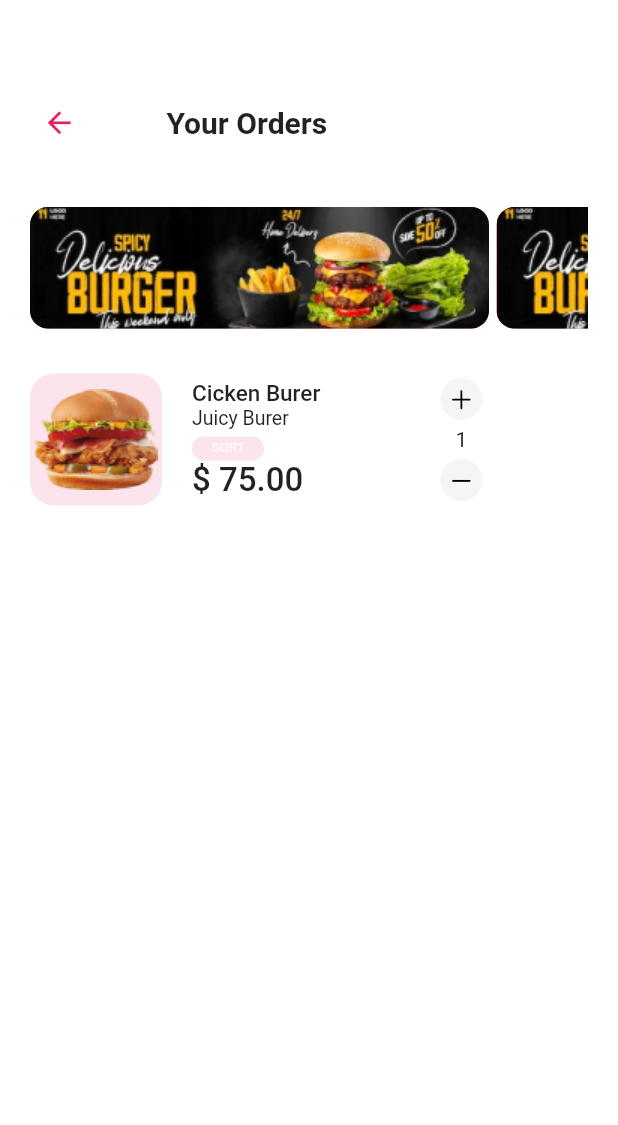
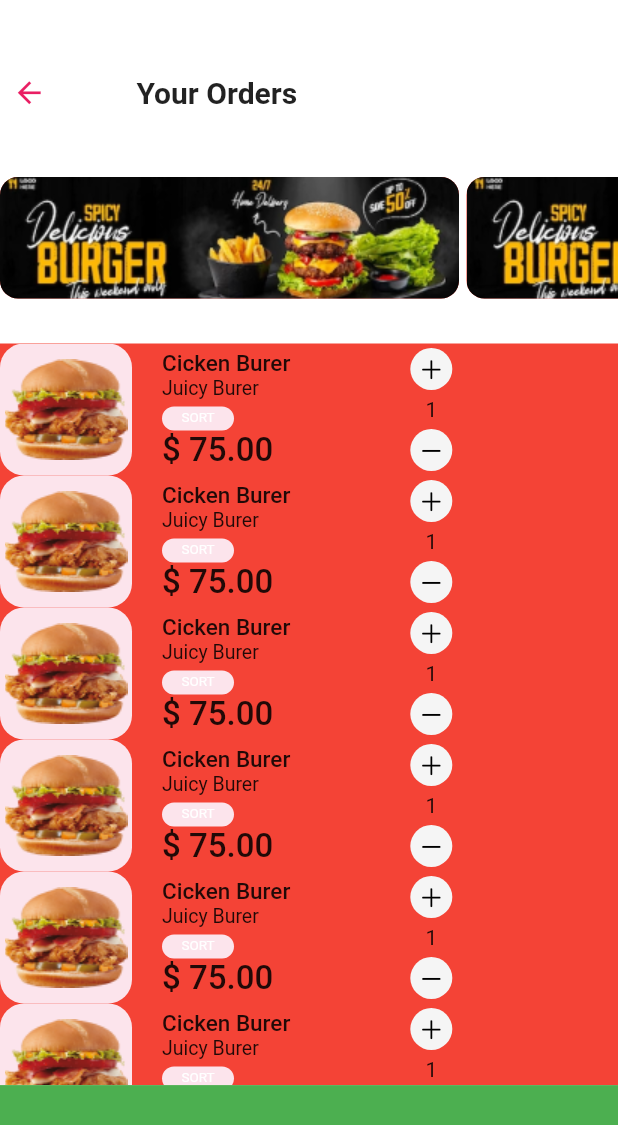
Before and after one commit to bibekbajagain074/Burger-DeliveryUI-clone, a Flutter app: the MyCart screen opened directly, on a phone screen of 412 x 824 dp. Shown: the top 1125 px of the screen. Run offline on Flutter 3.47's test engine with Material 2 defaults, Android fonts, the phone set to English and light mode, and no system bars.

Commit message:
code improved

```diff
--- a/lib/screens/AddCart.dart
+++ /dev/null
@@ -1,188 +0,0 @@
-import 'package:flutter/cupertino.dart';
-import 'package:flutter/material.dart';
-
-class MyCart extends StatelessWidget {
-  const MyCart({super.key});
-
-  @override
-  Widget build(BuildContext context) {
-    return Scaffold(
-      backgroundColor: Colors.white,
-      body: Container(
-        padding: EdgeInsets.all(20),
-        height: MediaQuery.of(context).size.height,
-        width: MediaQuery.of(context).size.width,
-        child: Column(
-          children: [
-            SizedBox(
-              height: 30,
-            ),
-            Padding(
-              padding: const EdgeInsets.only(
-                top: 20,
-                left: 8,
-              ),
-              child: Row(
-                children: [
-                  Container(
-                    child: InkWell(
-                      onTap: () {
-                        Navigator.pop(context);
-                      },
-                      child: Icon(
-                        Icons.arrow_back,
-                        size: 23,
-                        color: Colors.pink,
-                      ),
-                    ),
-                  ),
-                  SizedBox(
-                    width: 60,
-                  ),
-                  Text(
-                    "Your Orders",
-                    style: TextStyle(fontSize: 20, fontWeight: FontWeight.w600),
-                  )
-                ],
-              ),
-            ),
-            SizedBox(
-              height: 45,
-            ),
-            SingleChildScrollView(
-              scrollDirection: Axis.horizontal,
-              child: Row(
-                children: [
-                  Container(
-                    width: 306,
-                    height: 81,
-                    decoration: BoxDecoration(
-                        image: DecorationImage(
-                            image: AssetImage(
-                          "images/Banner1.png",
-                        )),
-                        color: Colors.red,
-                        borderRadius: BorderRadius.circular(12)),
-                  ),
-                  SizedBox(
-                    width: 5,
-                  ),
-                  Container(
-                    width: 306,
-                    height: 81,
-                    decoration: BoxDecoration(
-                        image: DecorationImage(
-                            image: AssetImage(
-                          "images/Banner1.png",
-                        )),
-                        color: Colors.red,
-                        borderRadius: BorderRadius.circular(12)),
-                  ),
-                ],
-              ),
-            ),
-            SizedBox(
-              height: 30,
-            ),
-            Container(
-              child: Column(
-                children: [
-                  Row(
-                    children: [
-                      Container(
-                        height: 88,
-                        width: 88,
-                        decoration: BoxDecoration(
-                            image: DecorationImage(
-                                image: AssetImage(
-                              "images/B2.png",
-                            )),
-                            color: Colors.pink[50],
-                            borderRadius: BorderRadius.circular(16)),
-                      ),
-                      SizedBox(
-                        width: 20,
-                      ),
-                      Column(
-                        crossAxisAlignment: CrossAxisAlignment.start,
-                        children: [
-                          Text(
-                            "Cicken Burer",
-                            style: TextStyle(
-                                fontSize: 15, fontWeight: FontWeight.w500),
-                          ),
-                          Text(
-                            "Juicy Burer",
-                            style: TextStyle(
-                                fontSize: 13, fontWeight: FontWeight.w400),
-                          ),
-                          SizedBox(
-                            height: 5,
-                          ),
-                          Container(
-                            height: 16,
-                            width: 48,
-                            decoration: BoxDecoration(
-                                color: Colors.pink[50],
-                                borderRadius: BorderRadius.circular(48)),
-                            child: Center(
-                              child: Text(
-                                "SORT",
-                                style: TextStyle(
-                                  fontSize: 9,
-                                  fontWeight: FontWeight.w400,
-                                  color: Colors.white,
-                                ),
-                              ),
-                            ),
-                          ),
-                          Text(
-                            "\$ 75.00",
-                            style: TextStyle(
-                                fontSize: 22, fontWeight: FontWeight.w500),
-                          ),
-                        ],
-                      ),
-                      SizedBox(
-                        width: 80,
-                      ),
-                      Column(
-                        children: [
-                          CircleAvatar(
-                            radius: 14,
-                            backgroundColor: Colors.grey[100],
-                            child: Icon(
-                              CupertinoIcons.add,
-                              size: 18,
-                              color: Colors.black,
-                            ),
-                          ),
-                          SizedBox(
-                            height: 5,
-                          ),
-                          Text("1"),
-                          SizedBox(
-                            height: 5,
-                          ),
-                          CircleAvatar(
-                            radius: 14,
-                            backgroundColor: Colors.grey[100],
-                            child: Icon(
-                              CupertinoIcons.minus,
-                              size: 18,
-                              color: Colors.black,
-                            ),
-                          ),
-                        ],
-                      ),
-                    ],
-                  ),
-                ],
-              ),
-            ),
-          ],
-        ),
-      ),
-    );
-  }
-}
--- /dev/null
+++ b/lib/screens/add_cart.dart
@@ -0,0 +1,106 @@
+import 'package:burger/widgets/burger_cart_view_widget.dart';
+import 'package:flutter/cupertino.dart';
+import 'package:flutter/material.dart';
+
+class MyCart extends StatelessWidget {
+  const MyCart({super.key});
+
+  @override
+  Widget build(BuildContext context) {
+    double mqh = MediaQuery.of(context).size.height;
+    double mqw = MediaQuery.of(context).size.width;
+
+    return Scaffold(
+      body: Container(
+        height: mqh,
+        child: Column(
+          children: [
+            SizedBox(
+              height: 30,
+            ),
+            Padding(
+              padding: const EdgeInsets.only(
+                top: 20,
+                left: 8,
+              ),
+              child: Row(
+                children: [
+                  Container(
+                    child: InkWell(
+                      onTap: () {
+                        Navigator.pop(context);
+                      },
+                      child: Icon(
+                        Icons.arrow_back,
+                        size: 23,
+                        color: Colors.pink,
+                      ),
+                    ),
+                  ),
+                  SizedBox(
+                    width: 60,
+                  ),
+                  Text(
+                    "Your Orders",
+                    style: TextStyle(fontSize: 20, fontWeight: FontWeight.w600),
+                  )
+                ],
+              ),
+            ),
+            SizedBox(
+              height: 45,
+            ),
+            SingleChildScrollView(
+              scrollDirection: Axis.horizontal,
+              child: Row(
+                children: [
+                  Container(
+                    width: 306,
+                    height: 81,
+                    decoration: BoxDecoration(
+                        image: DecorationImage(
+                            image: AssetImage(
+                          "images/Banner1.png",
+                        )),
+                        color: Colors.red,
+                        borderRadius: BorderRadius.circular(12)),
+                  ),
+                  SizedBox(
+                    width: 5,
+                  ),
+                  Container(
+                    width: 306,
+                    height: 81,
+                    decoration: BoxDecoration(
+                        image: DecorationImage(
+                            image: AssetImage(
+                          "images/Banner1.png",
+                        )),
+                        color: Colors.red,
+                        borderRadius: BorderRadius.circular(12)),
+                  ),
+                ],
+              ),
+            ),
+            SizedBox(
+              height: 30,
+            ),
+            Container(
+              height: mqh * 0.6,
+              color: Colors.red,
+              child: ListView.builder(
+                  itemCount: 10,
+                  itemBuilder: (context, index) {
+                    return BurgerCart();
+                  }),
+            ),
+            Expanded(
+                child: Container(
+              color: Colors.green,
+            ))
+          ],
+        ),
+      ),
+    );
+  }
+}
--- a/lib/HomePage.dart
+++ b/lib/screens/home_page.dart
@@ -1,5 +1,8 @@
-import 'package:burger/screens/detailpage.dart';
+
+
 import 'package:flutter/material.dart';
+
+import 'detail_page.dart';
 
 class HomePage extends StatefulWidget {
   const HomePage({super.key});
--- /dev/null
+++ b/lib/widgets/burger_cart_view_widget.dart
@@ -0,0 +1,104 @@
+import 'package:flutter/cupertino.dart';
+import 'package:flutter/material.dart';
+
+class BurgerCart extends StatelessWidget {
+  const BurgerCart({super.key});
+
+  @override
+  Widget build(BuildContext context) {
+    return Container(
+      child: Column(
+        children: [
+          Row(
+            children: [
+              Container(
+                height: 88,
+                width: 88,
+                decoration: BoxDecoration(
+                    image: DecorationImage(
+                        image: AssetImage(
+                      "images/B2.png",
+                    )),
+                    color: Colors.pink[50],
+                    borderRadius: BorderRadius.circular(16)),
+              ),
+              SizedBox(
+                width: 20,
+              ),
+              Column(
+                crossAxisAlignment: CrossAxisAlignment.start,
+                children: [
+                  Text(
+                    "Cicken Burer",
+                    style: TextStyle(fontSize: 15, fontWeight: FontWeight.w500),
+                  ),
+                  Text(
+                    "Juicy Burer",
+                    style: TextStyle(fontSize: 13, fontWeight: FontWeight.w400),
+                  ),
+                  SizedBox(
+                    height: 5,
+                  ),
+                  Container(
+                    height: 16,
+                    width: 48,
+                    decoration: BoxDecoration(
+                        color: Colors.pink[50],
+                        borderRadius: BorderRadius.circular(48)),
+                    child: const Center(
+                      child: Text(
+                        "SORT",
+                        style: TextStyle(
+                          fontSize: 9,
+                          fontWeight: FontWeight.w400,
+                          color: Colors.white,
+                        ),
+                      ),
+                    ),
+                  ),
+                  Text(
+                    "\$ 75.00",
+                    style: TextStyle(fontSize: 22, fontWeight: FontWeight.w500),
+                  ),
+                ],
+              ),
+              SizedBox(
+                width: 80,
+              ),
+              Column(
+                children: [
+                  CircleAvatar(
+                    radius: 14,
+                    backgroundColor: Colors.grey[100],
+                    child: Icon(
+                      CupertinoIcons.add,
+                      size: 18,
+                      color: Colors.black,
+                    ),
+                  ),
+                  SizedBox(
+                    height: 5,
+                  ),
+                  Text("1"),
+                  SizedBox(
+                    height: 5,
+                  ),
+                  CircleAvatar(
+                    radius: 14,
+                    backgroundColor: Colors.grey[100],
+                    child: Icon(
+                      CupertinoIcons.minus,
+                      size: 18,
+                      color: Colors.black,
+                    ),
+                  ),
+                ],
+              ),
+            ],
+          ),
+        ],
+      ),
+    );
+    ;
+  }
+}
```
Also changed, not shown: lib/data/burger_data.dart (renamed from lib/screens/list.dart, +1 -13 lines), lib/model/menu_model.dart (added, +15 -0 lines), lib/screens/Welcome_Page.dart (+14 -40 lines), lib/screens/detail_page.dart (renamed from lib/screens/detailpage.dart, +5 -3 lines), lib/utils/styles/custom_text_style.dart (added, +10 -0 lines), lib/widgets/custom_button.dart (added, +35 -0 lines).
